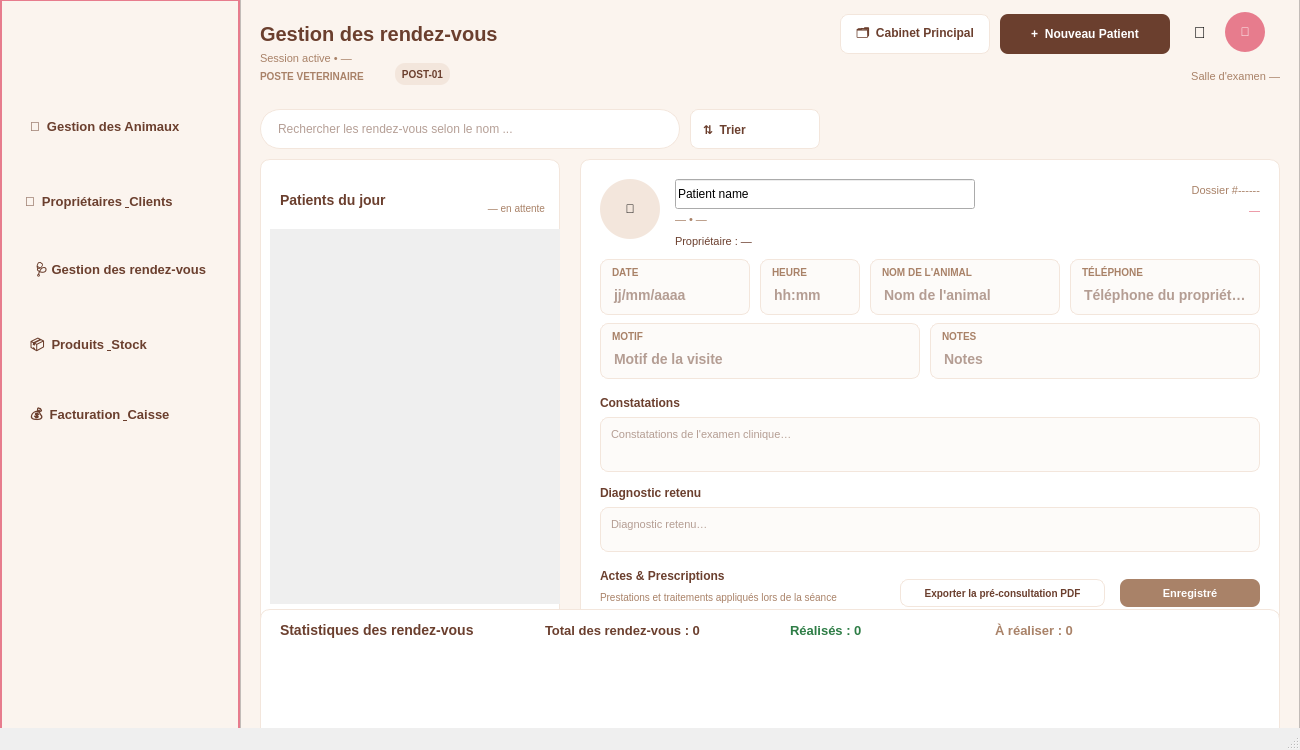
Above: gestionrendezvous.ui from Maram797/ProjetCpp before the change. Below: the same form after it.
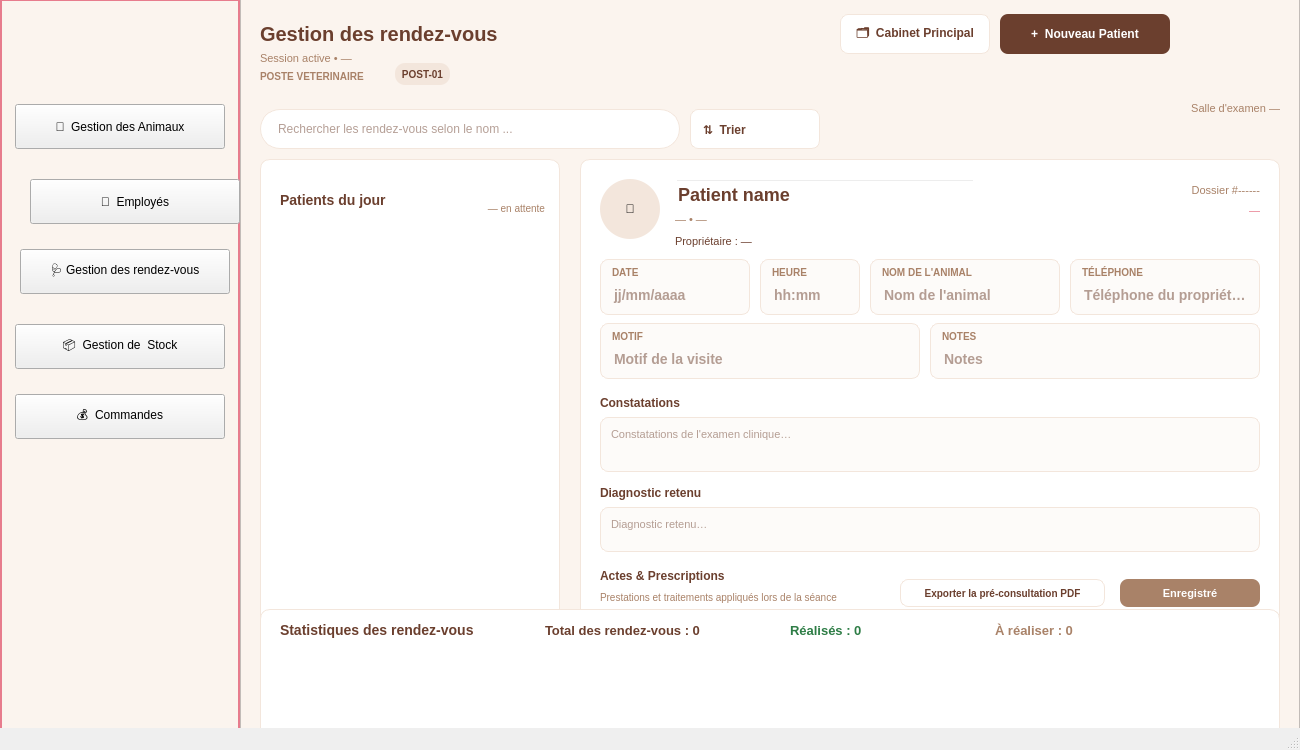
That is the form after the change. Icons and pictures are not drawn.

```diff
--- a/gestionrendezvous.ui
+++ b/gestionrendezvous.ui
@@ -114,12 +114,6 @@
     font-size: 13px;
     font-weight: bold;
 }
-QPushButton#btnAnimaux:hover {
-    background-color: #F9DEE4;
-}
-QPushButton#btnAnimaux:pressed {
-    background-color: #E77C8D;
-    color: white;
 }</string>
       </property>
       <property name="text">
@@ -129,7 +123,7 @@
      <widget class="QPushButton" name="btnClients">
       <property name="geometry">
        <rect>
-        <x>10</x>
+        <x>30</x>
         <y>180</y>
         <width>210</width>
         <height>45</height>
@@ -156,16 +150,10 @@
     font-size: 13px;
     font-weight: bold;
 }
-QPushButton#btnClients:hover {
-    background-color: #F9DEE4;
-}
-QPushButton#btnClients:pressed {
-    background-color: #E77C8D;
-    color: white;
 }</string>
       </property>
       <property name="text">
-       <string>👥  Propriétaires &amp; Clients</string>
+       <string>👥  Employés</string>
       </property>
      </widget>
      <widget class="QPushButton" name="btnProduits">
@@ -198,16 +186,10 @@
     font-size: 13px;
     font-weight: bold;
 }
-QPushButton#btnProduits:hover {
-    background-color: #F9DEE4;
-}
-QPushButton#btnProduits:pressed {
-    background-color: #E77C8D;
-    color: white;
 }</string>
       </property>
       <property name="text">
-       <string>📦  Produits &amp; Stock</string>
+       <string>📦  Gestion de  Stock</string>
       </property>
      </widget>
      <widget class="QPushButton" name="btnCaisse">
@@ -240,16 +222,10 @@
     font-size: 13px;
     font-weight: bold;
 }
-QPushButton#btnCaisse:hover {
-    background-color: #F9DEE4;
-}
-QPushButton#btnCaisse:pressed {
-    background-color: #E77C8D;
-    color: white;
 }</string>
       </property>
       <property name="text">
-       <string>💰  Facturation &amp; Caisse</string>
+       <string>💰  Commandes</string>
       </property>
      </widget>
      <widget class="QPushButton" name="btnConsultations">
@@ -285,12 +261,6 @@
     font-size: 13px;
     font-weight: bold;
 }
-QPushButton#btnConsultations:hover {
-    background-color: #F9DEE4;
-}
-QPushButton#btnConsultations:pressed {
-    background-color: #E77C8D;
-    color: white;
 }</string>
       </property>
       <property name="text">
@@ -335,9 +305,6 @@
 	border-radius: 8px;
 	font-size: 12px;
 	font-weight: bold;
-}
-QPushButton#btnCabinet:hover {
-	background-color: #F9DEE4;
 }</string>
       </property>
       <property name="text">
@@ -364,61 +331,12 @@
 	border-radius: 8px;
 	font-size: 12px;
 	font-weight: bold;
-}
-QPushButton#btnNouveauPatient:hover {
-	background-color: #5A3225;
 }</string>
       </property>
       <property name="text">
        <string>+  Nouveau Patient</string>
       </property>
      </widget>
-     <widget class="QLabel" name="notifLabel">
-      <property name="geometry">
-       <rect>
-        <x>945</x>
-        <y>18</y>
-        <width>30</width>
-        <height>30</height>
-       </rect>
-      </property>
-      <property name="styleSheet">
-       <string notr="true">QLabel#notifLabel {
-	font-size : 16px ;
-	background-color: transparent;
-}</string>
-      </property>
-      <property name="text">
-       <string>🔔</string>
-      </property>
-      <property name="alignment">
-       <set>Qt::AlignmentFlag::AlignCenter</set>
-      </property>
-     </widget>
-     <widget class="QLabel" name="avatarLabel">
-      <property name="geometry">
-       <rect>
-        <x>985</x>
-        <y>13</y>
-        <width>40</width>
-        <height>40</height>
-       </rect>
-      </property>
-      <property name="styleSheet">
-       <string notr="true">QLabel#avatarLabel {
-	background-color : #E77C8D ;
-	color : white ;
-	font-weight : bold ;
-	border-radius : 20px ;
-}</string>
-      </property>
-      <property name="text">
-       <string>👤</string>
-      </property>
-      <property name="alignment">
-       <set>Qt::AlignmentFlag::AlignCenter</set>
-      </property>
-     </widget>
      <widget class="QLabel" name="posteLabel">
       <property name="geometry">
        <rect>
@@ -469,7 +387,7 @@
       <property name="geometry">
        <rect>
         <x>900</x>
-        <y>68</y>
+        <y>100</y>
         <width>140</width>
         <height>18</height>
        </rect>
@@ -595,35 +513,6 @@
         <set>Qt::AlignmentFlag::AlignRight|Qt::AlignmentFlag::AlignTrailing|Qt::AlignmentFlag::AlignVCenter</set>
        </property>
       </widget>
-      <widget class="QScrollArea" name="patientsScroll">
-       <property name="geometry">
-        <rect>
-         <x>10</x>
-         <y>70</y>
-         <width>290</width>
-         <height>375</height>
-        </rect>
-       </property>
-       <property name="frameShape">
-        <enum>QFrame::Shape::NoFrame</enum>
-       </property>
-       <property name="horizontalScrollBarPolicy">
-        <enum>Qt::ScrollBarPolicy::ScrollBarAlwaysOff</enum>
-       </property>
-       <property name="widgetResizable">
-        <bool>true</bool>
-       </property>
-       <widget class="QWidget" name="patientsContainer">
-        <property name="geometry">
-         <rect>
-          <x>0</x>
-          <y>0</y>
-          <width>290</width>
-          <height>375</height>
-         </rect>
-        </property>
-       </widget>
-      </widget>
      </widget>
      <widget class="QFrame" name="selectedPatientFrame">
       <property name="geometry">
@@ -679,7 +568,7 @@
         </rect>
        </property>
        <property name="styleSheet">
-        <string notr="true">QLabel#patientName {
+        <string notr="true">QLineEdit#patientName {
     color: #6B3F2E;
     font-size: 18px;
     font-weight: bold;
@@ -1358,9 +1247,6 @@
     font-size: 11px;
     font-weight: bold;
 }
-QPushButton#btnEnregistrer:hover {
-    background-color: #5A3225;
-}
 QPushButton#btnEnregistrer:disabled {
     background-color: #A98268;
 }</string>
@@ -1389,9 +1275,6 @@
     border-radius: 8px;
     font-size: 10px;
     font-weight: bold;
-}
-QPushButton#btnExporterPreConsultation:hover {
-    background-color: #F9DEE4;
 }</string>
        </property>
        <property name="text">
@@ -1529,9 +1412,6 @@
 	text-align: left;
 	padding-left: 12px;
 }
-QPushButton#btnTrier:hover {
-	background-color: #F9DEE4;
-}
 QPushButton#btnTrier::menu-indicator {
 	right: 10px;
 }</string>
```
